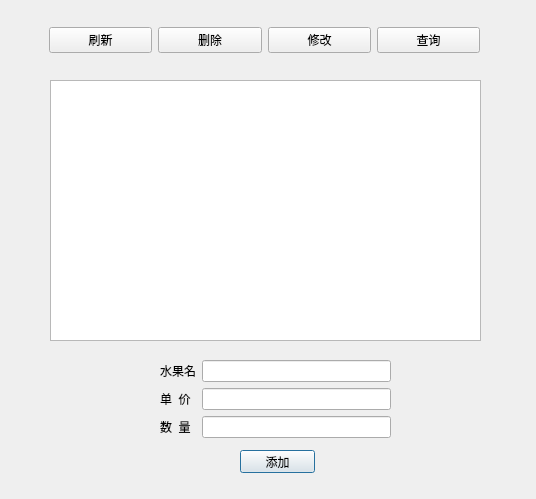
database-class-assistants/c-sFruitManager, file FruitManager/dialogwarehouse.ui: the form before one commit.
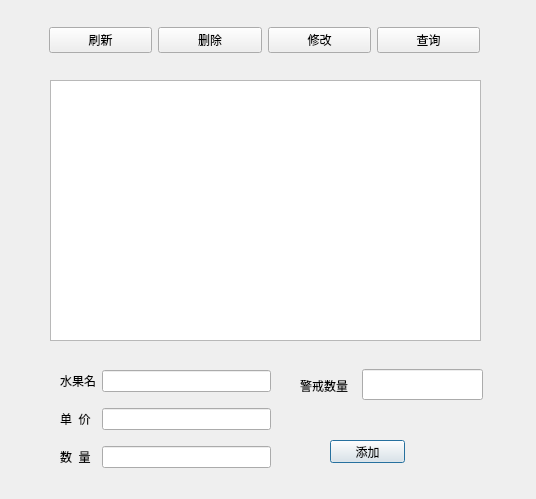
The form after the commit.

Diff of the .ui file:
```diff
--- a/FruitManager/dialogwarehouse.ui
+++ b/FruitManager/dialogwarehouse.ui
@@ -26,26 +26,20 @@
   <widget class="QWidget" name="gridLayoutWidget">
    <property name="geometry">
     <rect>
-     <x>160</x>
+     <x>60</x>
      <y>360</y>
-     <width>231</width>
-     <height>80</height>
+     <width>211</width>
+     <height>121</height>
     </rect>
    </property>
    <layout class="QGridLayout" name="gridLayout">
-    <item row="0" column="0">
-     <widget class="QLabel" name="lb_name">
+    <item row="2" column="1">
+     <widget class="QLineEdit" name="le_num">
       <property name="text">
-       <string>水果名</string>
+       <string/>
       </property>
      </widget>
     </item>
-    <item row="1" column="1">
-     <widget class="QLineEdit" name="le_price"/>
-    </item>
-    <item row="0" column="1">
-     <widget class="QLineEdit" name="le_name"/>
-    </item>
     <item row="1" column="0">
      <widget class="QLabel" name="lb_price">
       <property name="text">
@@ -53,6 +47,27 @@
       </property>
      </widget>
     </item>
+    <item row="0" column="1">
+     <widget class="QLineEdit" name="le_name">
+      <property name="text">
+       <string/>
+      </property>
+     </widget>
+    </item>
+    <item row="1" column="1">
+     <widget class="QLineEdit" name="le_price">
+      <property name="text">
+       <string/>
+      </property>
+     </widget>
+    </item>
+    <item row="0" column="0">
+     <widget class="QLabel" name="lb_name">
+      <property name="text">
+       <string>水果名</string>
+      </property>
+     </widget>
+    </item>
     <item row="2" column="0">
      <widget class="QLabel" name="lb_num">
       <property name="text">
@@ -60,9 +75,6 @@
       </property>
      </widget>
     </item>
-    <item row="2" column="1">
-     <widget class="QLineEdit" name="le_num"/>
-    </item>
    </layout>
    <zorder>lb_num</zorder>
    <zorder>lb_name</zorder>
@@ -74,8 +86,8 @@
   <widget class="QPushButton" name="bit_add">
    <property name="geometry">
     <rect>
-     <x>240</x>
-     <y>450</y>
+     <x>330</x>
+     <y>440</y>
      <width>75</width>
      <height>23</height>
     </rect>
@@ -124,6 +136,32 @@
     </item>
    </layout>
   </widget>
+  <widget class="QLabel" name="label">
+   <property name="geometry">
+    <rect>
+     <x>300</x>
+     <y>380</y>
+     <width>54</width>
+     <height>12</height>
+    </rect>
+   </property>
+   <property name="text">
+    <string>警戒数量</string>
+   </property>
+  </widget>
+  <widget class="QLineEdit" name="le_limited">
+   <property name="geometry">
+    <rect>
+     <x>362</x>
+     <y>369</y>
+     <width>121</width>
+     <height>31</height>
+    </rect>
+   </property>
+   <property name="text">
+    <string/>
+   </property>
+  </widget>
  </widget>
  <resources/>
  <connections/>
```
